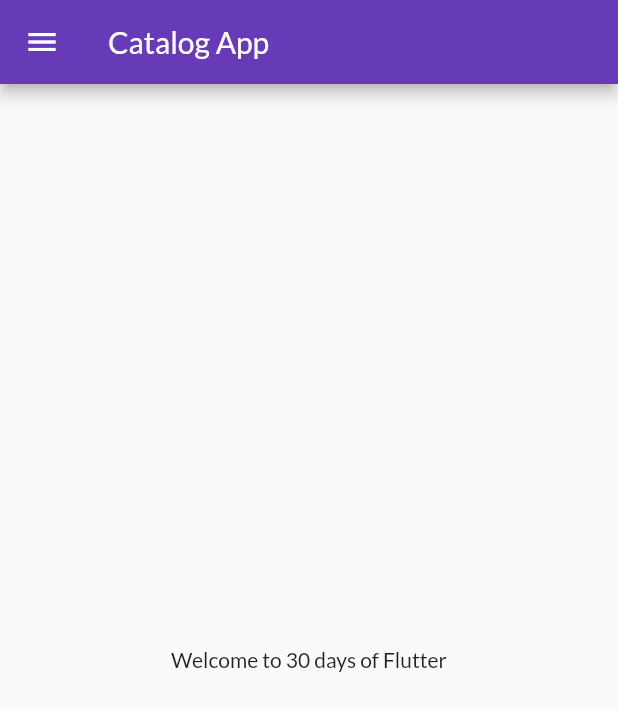
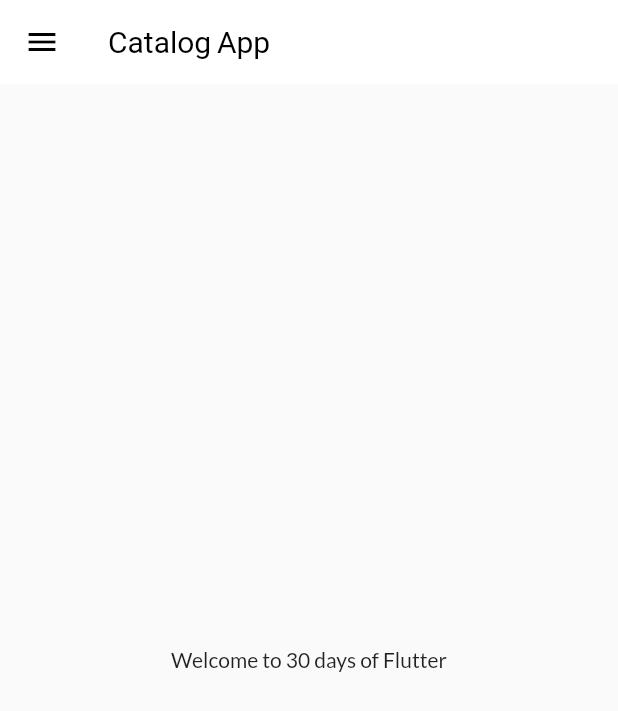
Before and after one commit to Eklavya-Sachin/SecondApp, a Flutter app: the screen it shows after launch, on a phone screen of 412 x 824 dp. Shown: the top 711 px of the screen. Run offline on Flutter 3.47's test engine with Material 2 defaults, Android fonts, the phone set to English and light mode, and no system bars; our stand-ins replace google_fonts.

Commit message:
theme extracted

```diff
--- a/lib/Pages/home_page.dart
+++ b/lib/Pages/home_page.dart
@@ -1,6 +1,5 @@
 import 'package:aswesome_app_2/widgets/drawer.dart';
 import 'package:flutter/material.dart';
-
 
 class HomePage extends StatelessWidget {
   const HomePage({Key? key}) : super(key: key);
@@ -9,8 +8,10 @@ class HomePage extends StatelessWidget {
   Widget build(BuildContext context) {
     return Scaffold(
       appBar: AppBar(
-        title: const Text("Catalog App"),
-        backgroundColor: Colors.deepPurple,
+        title: const Text(
+          "Catalog App",
+          style: TextStyle(fontSize: 20),
+        ),
       ),
       body: const Center(
         child: Text("Welcome to 30 days of Flutter"),
--- a/lib/main.dart
+++ b/lib/main.dart
@@ -1,7 +1,7 @@
 import 'package:aswesome_app_2/Pages/home_page.dart';
 import 'package:aswesome_app_2/utils/routes.dart';
+import 'package:aswesome_app_2/widgets/themes.dart';
 import 'package:flutter/material.dart';
-import 'package:google_fonts/google_fonts.dart';
 import 'Pages/login_page.dart';
 
 void main() {
@@ -14,13 +14,11 @@ class MyApp extends StatelessWidget {
   @override
   Widget build(BuildContext context) {
     return MaterialApp(
-      title: "Second App",
       themeMode: ThemeMode.light,
-      theme: ThemeData(
-        primarySwatch: Colors.deepPurple,
-        fontFamily: GoogleFonts.lato().fontFamily,
-      ),
+      theme: MyTheme.lightTheme(context),
+      darkTheme: MyTheme.darktTheme(context),
       initialRoute: MyRoutes.homeRoute,
+      debugShowCheckedModeBanner: false,
       routes: {
         MyRoutes.homeRoute: (context) => const HomePage(),
         MyRoutes.loginRoute: (context) => const LoginPage(),
--- /dev/null
+++ b/lib/widgets/themes.dart
@@ -0,0 +1,18 @@
+import 'package:flutter/material.dart';
+import 'package:google_fonts/google_fonts.dart';
+
+class MyTheme {
+  static ThemeData lightTheme(BuildContext context) => ThemeData(
+        primarySwatch: Colors.deepPurple,
+        fontFamily: GoogleFonts.lato().fontFamily,
+        appBarTheme: const AppBarTheme(
+          color: Colors.white,
+          elevation: 0.0,
+          iconTheme: IconThemeData(color: Colors.black),
+          titleTextStyle: TextStyle(color: Colors.black),
+        ),
+      );
+
+  static ThemeData darktTheme(BuildContext context) =>
+      ThemeData(brightness: Brightness.dark);
+}
```
